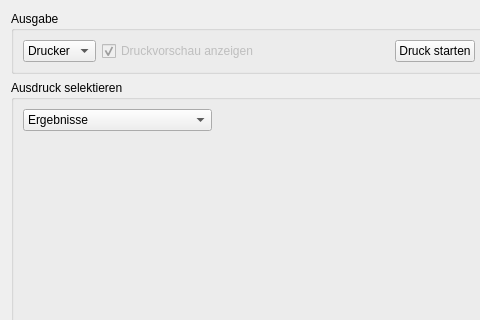
First picture: the form in export/exportwidget.ui, repository Igel18/turnfix, before the edit; both pictures show x 0 to 480 and y 0 to 320 of the 716 by 650 pixel window.
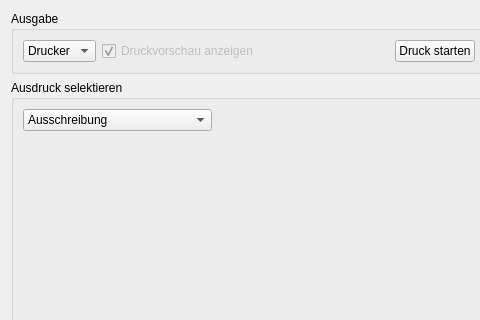
Second picture: the form after the edit. The open tabs and pages were chosen to show the change.

Diff of the .ui file:
```diff
--- a/export/exportwidget.ui
+++ b/export/exportwidget.ui
@@ -99,6 +99,9 @@
           <height>0</height>
          </size>
         </property>
+        <property name="currentIndex">
+         <number>6</number>
+        </property>
         <item>
          <property name="text">
           <string>Ergebnisse</string>
```
Left out of the diff: 46 changed lines with no effect on the pictures.
